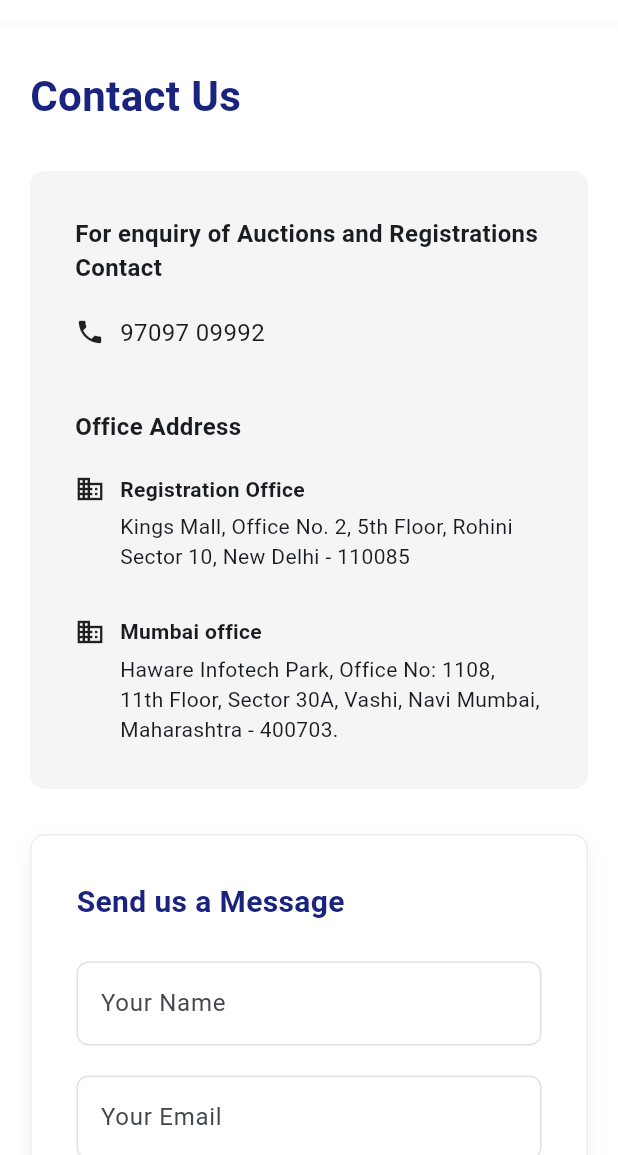
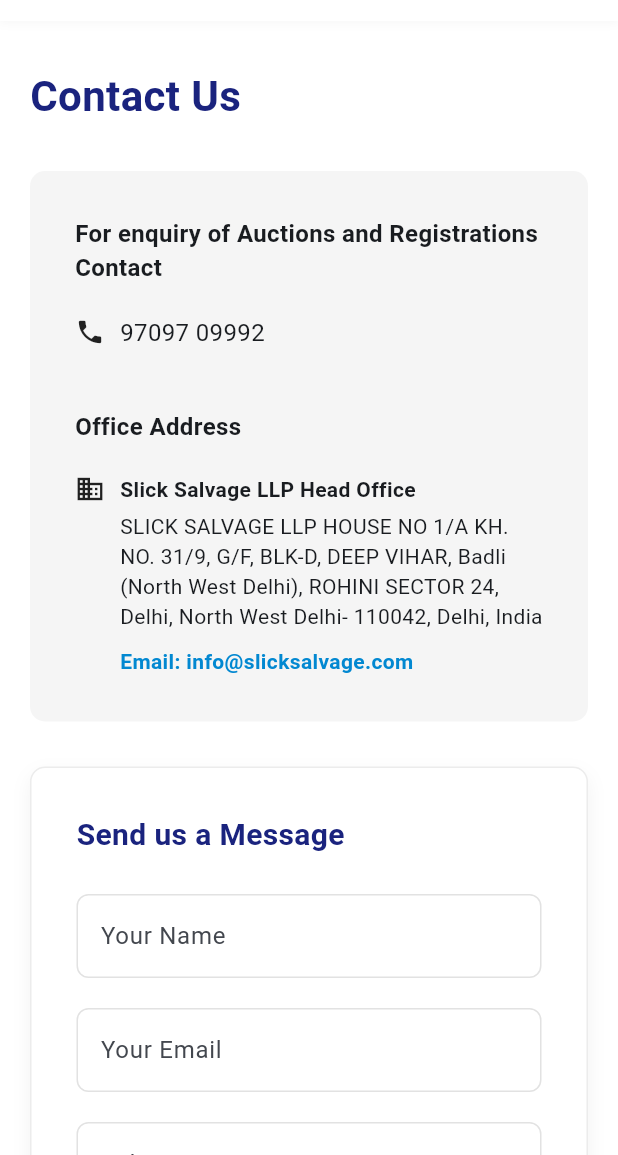
Before and after one commit to DipvisionInfotech/EautionApp, a Flutter app: the ContactUsPage screen opened by its route, after a tap on the "menu" icon, after a tap on "Register", on a phone screen of 412 x 824 dp, the part 81-1236 px from its top. Run offline on Flutter 3.47's test engine with Material 3 defaults, Android fonts, the phone set to English and light mode, and no system bars; our stand-ins replace file_picker, shared_preferences; accounts and stored records are empty; network calls fail.

Commit message:
chore: update company name to Slick Salvage, email, and head office address

```diff
--- a/lib/pages/contact_us_page.dart
+++ b/lib/pages/contact_us_page.dart
@@ -126,27 +126,11 @@
               child: Column(
                 crossAxisAlignment: CrossAxisAlignment.start,
                 children: [
-                  Text('Registration Office', style: TextStyle(fontWeight: FontWeight.bold)),
+                  Text('Slick Salvage LLP Head Office', style: TextStyle(fontWeight: FontWeight.bold)),
                   SizedBox(height: 5),
-                  Text('Kings Mall, Office No. 2, 5th Floor, Rohini Sector 10, New Delhi - 110085'),
-                ],
-              ),
-            ),
-          ],
-        ),
-        SizedBox(height: 30),
-        Row(
-          crossAxisAlignment: CrossAxisAlignment.start,
-          children: [
-            Icon(Icons.business, size: 20),
-            SizedBox(width: 10),
-            Expanded(
-              child: Column(
-                crossAxisAlignment: CrossAxisAlignment.start,
-                children: [
-                  Text('Mumbai office', style: TextStyle(fontWeight: FontWeight.bold)),
-                  SizedBox(height: 5),
-                  Text('Haware Infotech Park, Office No: 1108, 11th Floor, Sector 30A, Vashi, Navi Mumbai, Maharashtra - 400703.'),
+                  Text('SLICK SALVAGE LLP HOUSE NO 1/A KH. NO. 31/9, G/F, BLK-D, DEEP VIHAR, Badli (North West Delhi), ROHINI SECTOR 24, Delhi, North West Delhi- 110042, Delhi, India'),
+                  SizedBox(height: 10),
+                  Text('Email: info@slicksalvage.com', style: TextStyle(fontWeight: FontWeight.w600, color: Color(0xFF0288D1))),
                 ],
               ),
             ),
--- a/lib/widgets/footer.dart
+++ b/lib/widgets/footer.dart
@@ -48,13 +48,13 @@
           if (isMobile)
             const Column(
               children: [
-                Text('© Copyright 2026 Sealthedeal. All rights reserved.', textAlign: TextAlign.center, style: TextStyle(color: Colors.grey, fontSize: 12)),
+                Text('© Copyright 2026 Slick Salvage. All rights reserved.', textAlign: TextAlign.center, style: TextStyle(color: Colors.grey, fontSize: 12)),
               ],
             )
           else
             const Row(
               children: [
-                Expanded(child: Text('© Copyright 2026 Sealthedeal. All rights reserved.', style: TextStyle(color: Colors.grey, fontSize: 12))),
+                Expanded(child: Text('© Copyright 2026 Slick Salvage. All rights reserved.', style: TextStyle(color: Colors.grey, fontSize: 12))),
               ],
             ),
         ],
@@ -101,7 +101,7 @@
           onTap: () => GeminiInfoDialog.show(
             context,
             'Terms & Condition',
-            'Terms and Conditions\n\nWelcome to Sealthedeal. By accessing this website, you agree to comply with and be bound by the following terms and conditions of use. The content of the pages of this website is for your general information and use only. It is subject to change without notice.\n\nYour use of any information or materials on this website is entirely at your own risk, for which we shall not be liable. It shall be your own responsibility to ensure that any products, services or information available through this website meet your specific requirements.\n\nUnauthorized use of this website may give rise to a claim for damages and/or be a criminal offense.',
+            'Terms and Conditions\n\nWelcome to Slick Salvage. By accessing this website, you agree to comply with and be bound by the following terms and conditions of use. The content of the pages of this website is for your general information and use only. It is subject to change without notice.\n\nYour use of any information or materials on this website is entirely at your own risk, for which we shall not be liable. It shall be your own responsibility to ensure that any products, services or information available through this website meet your specific requirements.\n\nUnauthorized use of this website may give rise to a claim for damages and/or be a criminal offense.',
           ),
         ),
         _footerLink(
@@ -110,7 +110,7 @@
           onTap: () => GeminiInfoDialog.show(
             context,
             'Privacy Policy',
-            'Privacy Policy\n\nYour privacy is important to us. It is Sealthedeal\'s policy to respect your privacy regarding any information we may collect from you across our website. We only ask for personal information when we truly need it to provide a service to you. We collect it by fair and lawful means, with your knowledge and consent.\n\nWe don’t share any personally identifying information publicly or with third-parties, except when required to by law. Our website may link to external sites that are not operated by us. Please be aware that we have no control over the content and practices of these sites.',
+            'Privacy Policy\n\nYour privacy is important to us. It is Slick Salvage\'s policy to respect your privacy regarding any information we may collect from you across our website. We only ask for personal information when we truly need it to provide a service to you. We collect it by fair and lawful means, with your knowledge and consent.\n\nWe don’t share any personally identifying information publicly or with third-parties, except when required to by law. Our website may link to external sites that are not operated by us. Please be aware that we have no control over the content and practices of these sites.',
           ),
         ),
       ],
@@ -123,13 +123,13 @@
       children: [
         const Text('Contact Us', style: TextStyle(color: Colors.white, fontSize: 18, fontWeight: FontWeight.bold)),
         const SizedBox(height: 20),
-        _contactItem(context, Icons.location_on, 'Delhi Office - Kings Mall, Office No. 2, 5th Floor, Rohini Sector 10, New Delhi - 110085'),
+        _contactItem(context, Icons.business, 'Slick Salvage LLP'),
         const SizedBox(height: 15),
-        _contactItem(context, Icons.location_on, 'Mumbai office - Haware Infotech Park, Office No: 1108, 11th Floor, Sector 30A, Vashi, Navi Mumbai, Maharashtra - 400703.'),
+        _contactItem(context, Icons.location_on, 'SLICK SALVAGE LLP HOUSE NO 1/A KH. NO. 31/9, G/F, BLK-D, DEEP VIHAR, Badli (North West Delhi), ROHINI SECTOR 24, Delhi, North West Delhi- 110042, Delhi, India'),
         const SizedBox(height: 15),
         _contactItem(context, Icons.phone, '9709709992'),
         const SizedBox(height: 15),
-        _contactItem(context, Icons.email, 'info@sealthedeal.co.in'),
+        _contactItem(context, Icons.email, 'info@slicksalvage.com'),
       ],
     );
   }
--- a/lib/widgets/info_section.dart
+++ b/lib/widgets/info_section.dart
@@ -11,7 +11,7 @@
         crossAxisAlignment: CrossAxisAlignment.start,
         children: [
           Text(
-            'Sealthedeal is an online platform that offers a wide range of scrap materials for sale through e-auctions. Our company is committed to providing a transparent and convenient way for buyers to purchase scrap materials from various industries, Power Generating Companies, and more.',
+            'Slick Salvage is an online platform that offers a wide range of scrap materials for sale through e-auctions. Our company is committed to providing a transparent and convenient way for buyers to purchase scrap materials from various industries, Power Generating Companies, and more.',
             style: TextStyle(fontSize: 14, color: Colors.black87),
           ),
           SizedBox(height: 15),
```
